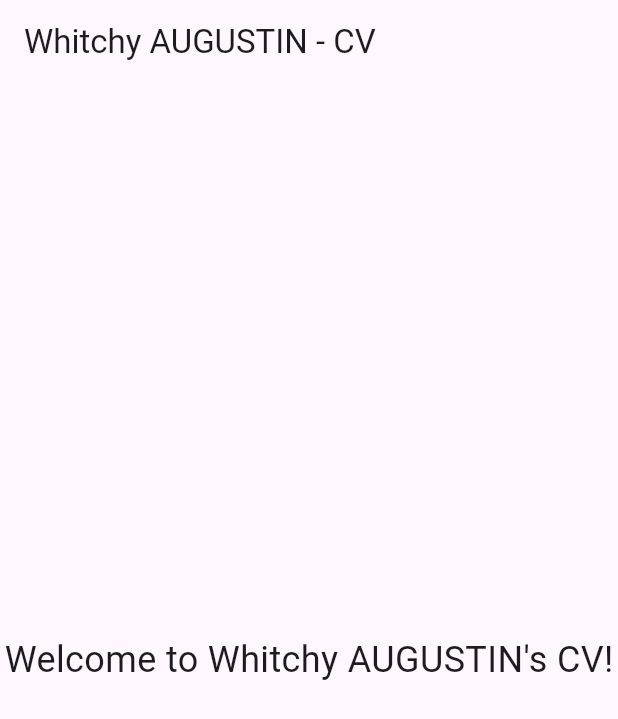
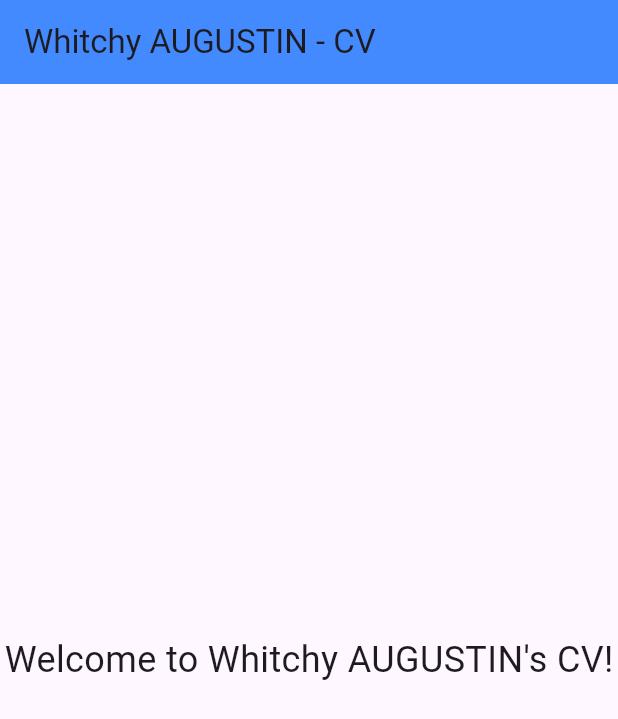
Before and after one commit to whaugutin/whitchyaugustin-cv, a Flutter app: the screen it shows after launch, on a phone screen of 412 x 824 dp. Shown: the top 719 px of the screen. Run offline on Flutter 3.47's test engine with Material 3 defaults, Android fonts, the light colour scheme and no system bars; Roboto replaces fonts that are missing (Times New Roman).

```diff
--- a/lib/main.dart
+++ b/lib/main.dart
@@ -10,13 +10,10 @@ class MyApp extends StatelessWidget {
   @override
   Widget build(BuildContext context) {
     return MaterialApp(
-      title: 'Whitchy AUGUSTIN - CV',
-      theme: ThemeData(
-        primarySwatch: Colors.blue,
-      ),
       home: Scaffold(
         appBar: AppBar(
           title: Text('Whitchy AUGUSTIN - CV'),
+          backgroundColor: Colors.blueAccent,
         ),
         body: Center(
           child: Text('Welcome to Whitchy AUGUSTIN\'s CV!',
```
